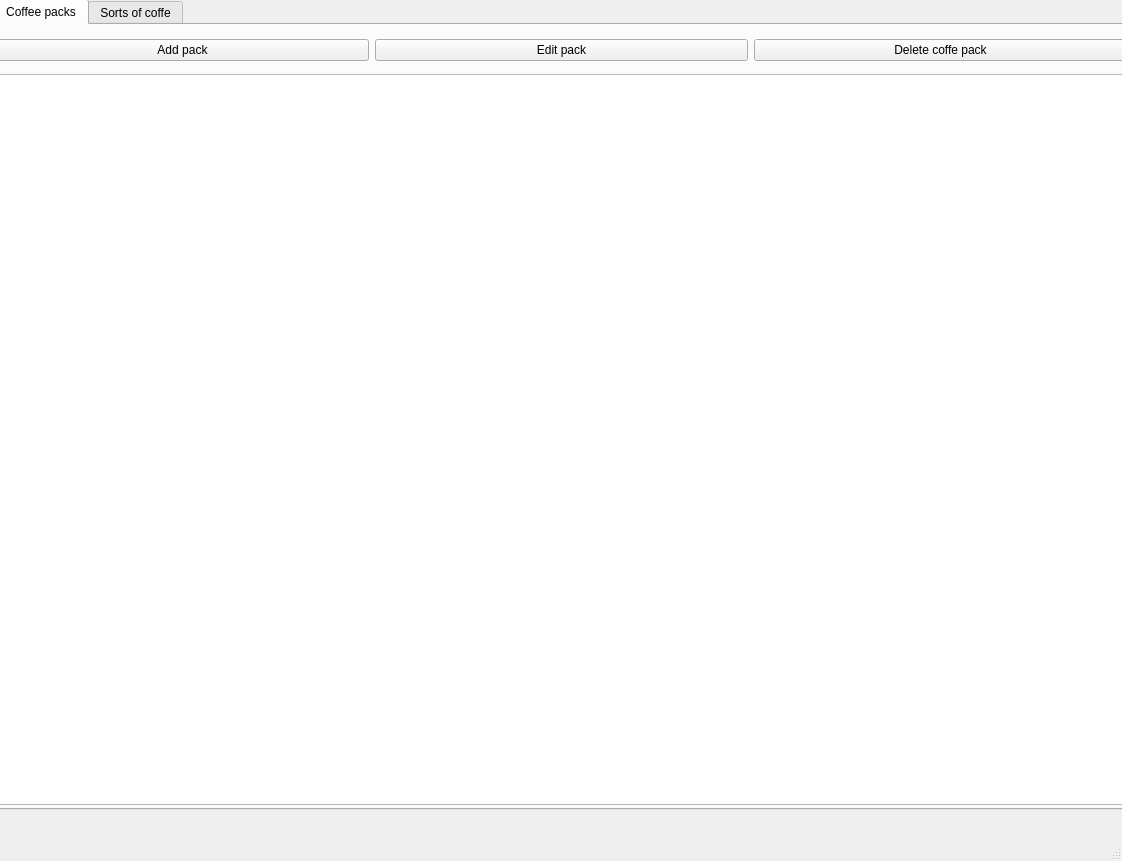
The window that main.ui (Kiraprint/And-another-one) describes before a commit, drawn with Qt 5.
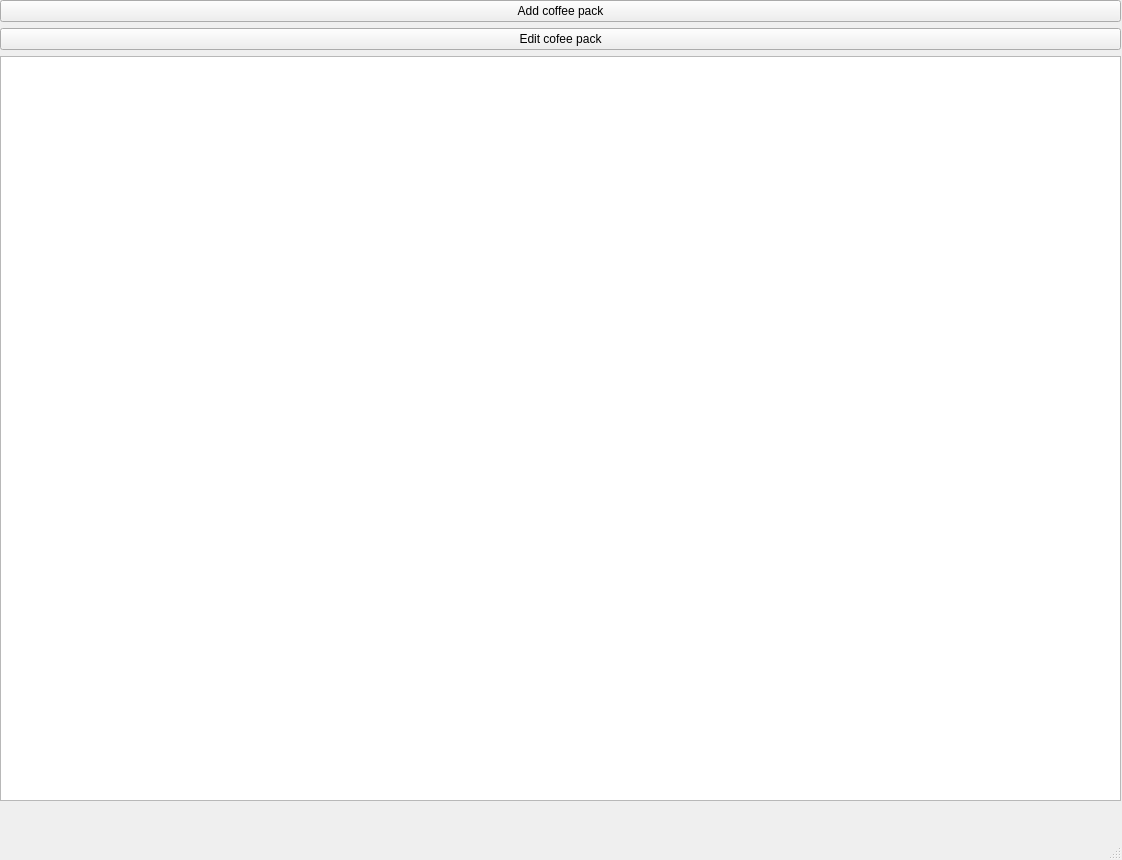
The same window after the commit. The open tabs and pages were chosen to show the change.

Commit message: coffee viewer v. 1.2

The edit to the form file:
```diff
--- a/main.ui
+++ b/main.ui
@@ -7,131 +7,41 @@
     <x>0</x>
     <y>0</y>
     <width>1122</width>
-    <height>861</height>
+    <height>860</height>
    </rect>
   </property>
   <property name="windowTitle">
    <string>MainWindow</string>
   </property>
   <widget class="QWidget" name="centralwidget">
-   <widget class="QTabWidget" name="tabWidget">
+   <widget class="QWidget" name="verticalLayoutWidget">
     <property name="geometry">
      <rect>
-      <x>-6</x>
-      <y>-1</y>
-      <width>1131</width>
-      <height>811</height>
+      <x>0</x>
+      <y>0</y>
+      <width>1121</width>
+      <height>801</height>
      </rect>
     </property>
-    <property name="currentIndex">
-     <number>1</number>
-    </property>
-    <widget class="QWidget" name="tab">
-     <attribute name="title">
-      <string>Coffee packs</string>
-     </attribute>
-     <widget class="QWidget" name="horizontalLayoutWidget">
-      <property name="geometry">
-       <rect>
-        <x>0</x>
-        <y>0</y>
-        <width>1131</width>
-        <height>51</height>
-       </rect>
-      </property>
-      <layout class="QHBoxLayout" name="horizontalLayout">
-       <item>
-        <widget class="QPushButton" name="add_pack">
-         <property name="text">
-          <string>Add pack</string>
-         </property>
-        </widget>
-       </item>
-       <item>
-        <widget class="QPushButton" name="edit_pack">
-         <property name="text">
-          <string>Edit pack</string>
-         </property>
-        </widget>
-       </item>
-       <item>
-        <widget class="QPushButton" name="delete_pack">
-         <property name="text">
-          <string>Delete coffe pack</string>
-         </property>
-        </widget>
-       </item>
-      </layout>
-     </widget>
-     <widget class="QWidget" name="horizontalLayoutWidget_2">
-      <property name="geometry">
-       <rect>
-        <x>-1</x>
-        <y>49</y>
-        <width>1131</width>
-        <height>731</height>
-       </rect>
-      </property>
-      <layout class="QHBoxLayout" name="horizontalLayout_2">
-       <item>
-        <widget class="QTableWidget" name="coffee_table"/>
-       </item>
-      </layout>
-     </widget>
-    </widget>
-    <widget class="QWidget" name="tab_2">
-     <attribute name="title">
-      <string>Sorts of coffe</string>
-     </attribute>
-     <widget class="QWidget" name="horizontalLayoutWidget_3">
-      <property name="geometry">
-       <rect>
-        <x>-1</x>
-        <y>-1</y>
-        <width>1131</width>
-        <height>51</height>
-       </rect>
-      </property>
-      <layout class="QHBoxLayout" name="horizontalLayout_3">
-       <item>
-        <widget class="QPushButton" name="add_sort">
-         <property name="text">
-          <string>Add the sort</string>
-         </property>
-        </widget>
-       </item>
-       <item>
-        <widget class="QPushButton" name="edit_sort">
-         <property name="text">
-          <string>Edit the sort</string>
-         </property>
-        </widget>
-       </item>
-       <item>
-        <widget class="QPushButton" name="delete_sort">
-         <property name="text">
-          <string>Delete sort</string>
-         </property>
-        </widget>
-       </item>
-      </layout>
-     </widget>
-     <widget class="QWidget" name="verticalLayoutWidget">
-      <property name="geometry">
-       <rect>
-        <x>-1</x>
-        <y>49</y>
-        <width>1131</width>
-        <height>731</height>
-       </rect>
-      </property>
-      <layout class="QVBoxLayout" name="verticalLayout">
-       <item>
-        <widget class="QTableWidget" name="sorts_table"/>
-       </item>
-      </layout>
-     </widget>
-    </widget>
+    <layout class="QVBoxLayout" name="verticalLayout">
+     <item>
+      <widget class="QPushButton" name="add_pb">
+       <property name="text">
+        <string>Add coffee pack</string>
+       </property>
+      </widget>
+     </item>
+     <item>
+      <widget class="QPushButton" name="edit_pb">
+       <property name="text">
+        <string>Edit cofee pack</string>
+       </property>
+      </widget>
+     </item>
+     <item>
+      <widget class="QTableWidget" name="coffee_table"/>
+     </item>
+    </layout>
    </widget>
   </widget>
   <widget class="QMenuBar" name="menubar">
```
The commit also changes 5 other files.
